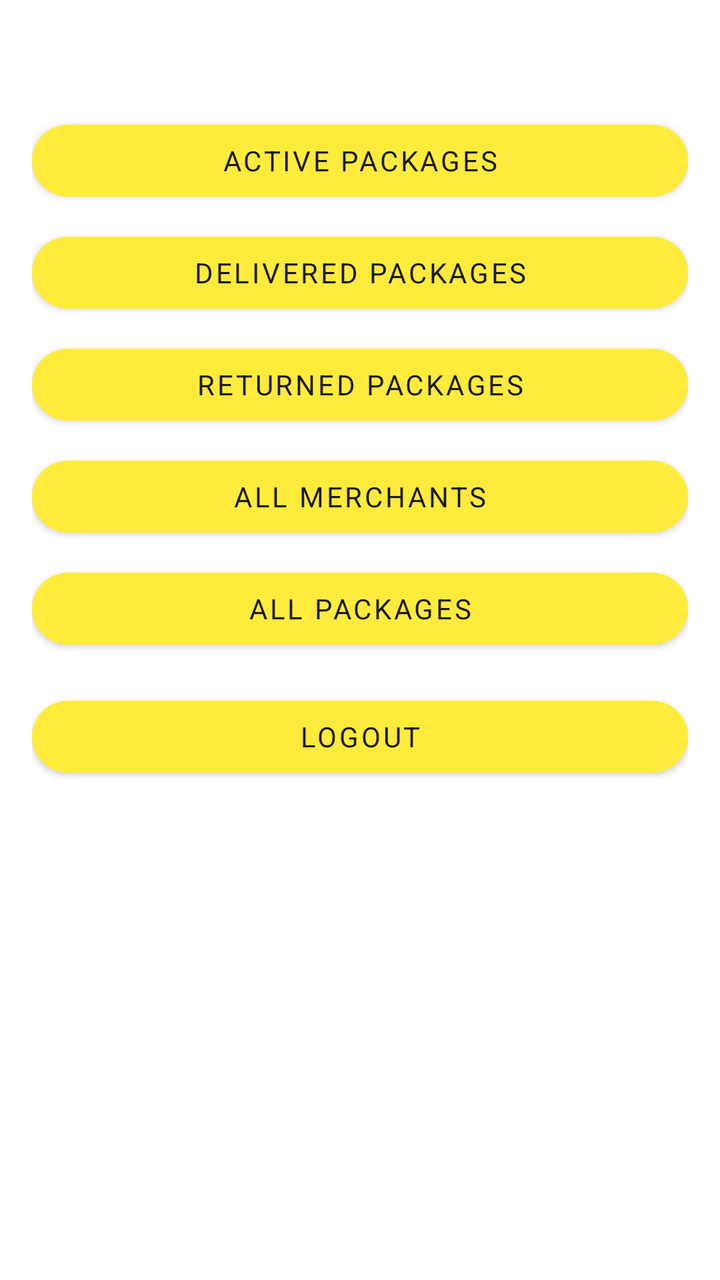
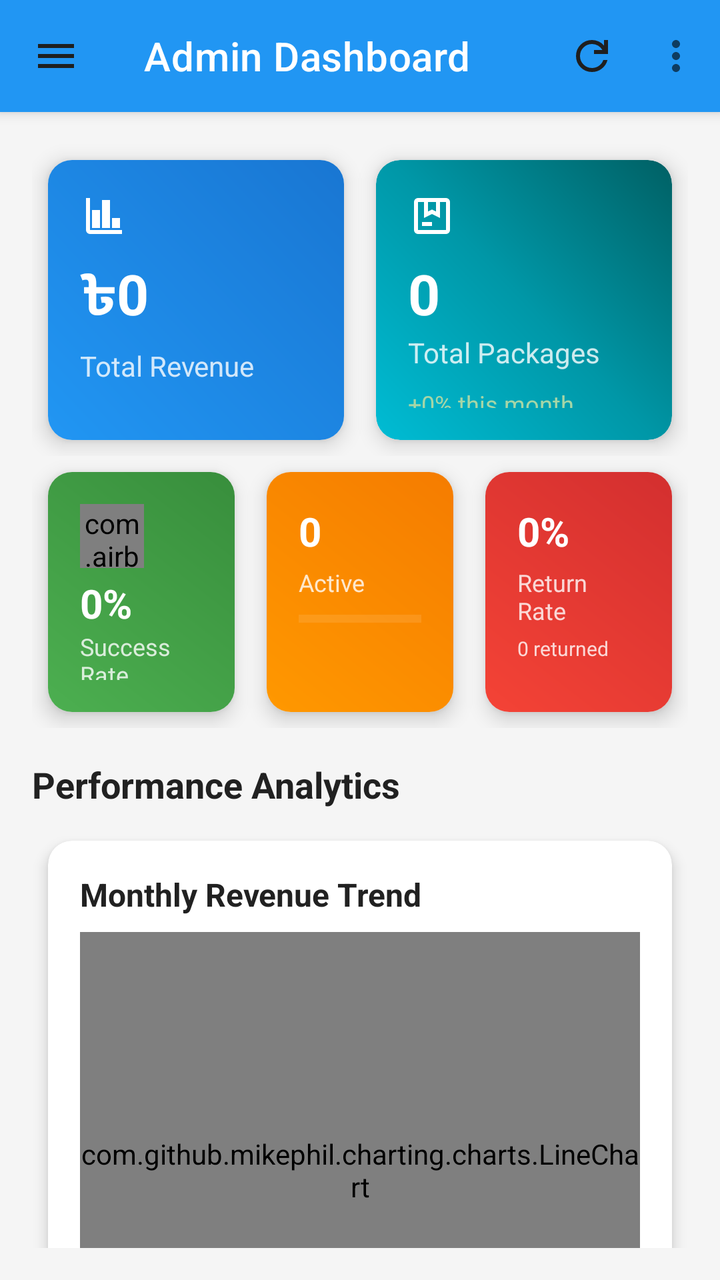

The first picture is an Android layout as it rendered before a commit; the second is the same layout after the commit. The layout source and the unified diff follow.
<!-- AndroidManifest.xml: application theme Theme.A1Logistics -->
<!-- res/layout/activity_admin_dashboard.xml -->
<?xml version="1.0" encoding="utf-8"?>
<LinearLayout xmlns:android="http://schemas.android.com/apk/res/android"
    android:layout_width="match_parent"
    android:layout_height="match_parent"
    android:orientation="vertical"
    android:padding="16dp">

    <TextView
        android:id="@+id/welcomeText"
        android:layout_width="wrap_content"
        android:layout_height="wrap_content"
        android:textSize="18sp"
        android:textStyle="bold"/>

    <Button
        android:id="@+id/activePackagesBtn"
        android:layout_width="match_parent"
        android:layout_height="wrap_content"
        android:layout_marginTop="16dp"
        android:text="Active Packages"/>

    <Button
        android:id="@+id/deliveredPackagesBtn"
        android:layout_width="match_parent"
        android:layout_height="wrap_content"
        android:layout_marginTop="8dp"
        android:text="Delivered Packages"/>

    <Button
        android:id="@+id/returnedPackagesBtn"
        android:layout_width="match_parent"
        android:layout_height="wrap_content"
        android:layout_marginTop="8dp"
        android:text="Returned Packages"/>

    <Button
        android:id="@+id/allMerchantsBtn"
        android:layout_width="match_parent"
        android:layout_height="wrap_content"
        android:layout_marginTop="8dp"
        android:text="All Merchants"/>

    <Button
        android:id="@+id/allPackagesBtn"
        android:layout_width="match_parent"
        android:layout_height="wrap_content"
        android:layout_marginTop="8dp"
        android:text="All Packages"/>

    <Button
        android:id="@+id/logoutButton"
        android:layout_width="match_parent"
        android:layout_height="wrap_content"
        android:layout_marginTop="16dp"
        android:text="Logout"/>
</LinearLayout>
<!-- resources referenced by this layout -->
<resources>
  <!-- unchanged entries left out for length: 8 -->
</resources>

<!-- the commit's change to res/layout/activity_admin_dashboard.xml (unified diff, before → after) -->
@@ -1,56 +1,503 @@
+<?xml version="1.0" encoding="utf-8"?>
+<androidx.drawerlayout.widget.DrawerLayout xmlns:android="http://schemas.android.com/apk/res/android"
+    xmlns:app="http://schemas.android.com/apk/res-auto"
+    android:id="@+id/drawerLayout"
+    android:layout_width="match_parent"
+    android:layout_height="match_parent"
+    android:fitsSystemWindows="true">
+
+    
+    <LinearLayout
+        android:layout_width="match_parent"
+        android:layout_height="match_parent"
+        android:orientation="vertical"
+        android:background="@color/background">
+
+        
+        <com.google.android.material.appbar.MaterialToolbar
+            android:id="@+id/toolbar"
+            android:layout_width="match_parent"
+            android:layout_height="?attr/actionBarSize"
+            android:background="@color/primary_color"
+            app:title="Admin Dashboard"
+            app:menu="@menu/admin_menu"
+            app:navigationIcon="@drawable/ic_menu"
+            android:elevation="4dp"
+            app:titleTextColor="@color/white"/>
+
+        
+        <androidx.core.widget.NestedScrollView
+            android:layout_width="match_parent"
+            android:layout_height="match_parent"
+            android:padding="16dp">
+
+            <LinearLayout
+                android:layout_width="match_parent"
+                android:layout_height="wrap_content"
+                android:orientation="vertical">
+
+                
+                <LinearLayout
+                    android:layout_width="match_parent"
+                    android:layout_height="wrap_content"
+                    android:orientation="horizontal"
+                    android:weightSum="2">
+
+                    
+                    <androidx.cardview.widget.CardView
+                        android:layout_width="0dp"
+                        android:layout_height="140dp"
+                        android:layout_weight="1"
+                        android:layout_margin="8dp"
+                        app:cardCornerRadius="12dp"
+                        app:cardElevation="6dp"
+                        android:foreground="?android:attr/selectableItemBackground">
+
+                        <LinearLayout
+                            android:layout_width="match_parent"
+                            android:layout_height="match_parent"
+                            android:orientation="vertical"
+                            android:padding="16dp"
+                            android:background="@drawable/card_gradient_blue">
+
+                            <ImageView
+                                android:layout_width="24dp"
+                                android:layout_height="24dp"
+                                android:src="@drawable/ic_revenue"
+                                app:tint="@color/white"/>
+
+                            <TextView
+                                android:id="@+id/totalRevenueText"
+                                android:layout_width="wrap_content"
+                                android:layout_height="wrap_content"
+                                android:text="৳0"
+                                android:textSize="28sp"
+                                android:textStyle="bold"
+                                android:textColor="@android:color/white"
+                                android:layout_marginTop="8dp"/>
+
+                            <TextView
+                                android:layout_width="wrap_content"
+                                android:layout_height="wrap_content"
+                                android:text="Total Revenue"
+                                android:textColor="#CCFFFFFF"
+                                android:textSize="14sp"
+                                android:layout_marginTop="4dp"/>
+
+                            <TextView
+                                android:id="@+id/revenueGrowthText"
+                                android:layout_width="wrap_content"
+                                android:layout_height="wrap_content"
+                                android:text="+0% this month"
+                                android:textColor="#A5D6A7"
+                                android:textSize="12sp"
+                                android:layout_marginTop="8dp"/>
+
+                        </LinearLayout>
+                    </androidx.cardview.widget.CardView>
+
+                    
+                    <androidx.cardview.widget.CardView
+                        android:layout_width="0dp"
+                        android:layout_height="140dp"
+                        android:layout_weight="1"
+                        android:layout_margin="8dp"
+                        app:cardCornerRadius="12dp"
+                        app:cardElevation="6dp"
+                        android:foreground="?android:attr/selectableItemBackground">
+
+                        <LinearLayout
+                            android:layout_width="match_parent"
+                            android:layout_height="match_parent"
+                            android:orientation="vertical"
+                            android:padding="16dp"
+                            android:background="@drawable/card_gradient_primary">
+
+                            <ImageView
+                                android:layout_width="24dp"
+                                android:layout_height="24dp"
+                                android:src="@drawable/ic_package"
+                                app:tint="@color/white"/>
+
+                            <TextView
+                                android:id="@+id/totalPackagesText"
+                                android:layout_width="wrap_content"
+                                android:layout_height="wrap_content"
+                                android:text="0"
+                                android:textSize="28sp"
+                                android:textStyle="bold"
+                                android:textColor="@android:color/white"
+                                android:layout_marginTop="8dp"/>
+
+                            <TextView
+                                android:layout_width="wrap_content"
+                                android:layout_height="wrap_content"
+                                android:text="Total Packages"
+                                android:textColor="#CCFFFFFF"
+                                android:textSize="14sp"
+                                android:layout_marginTop="4px"/>
+
+                            <TextView
+                                android:id="@+id/packagesGrowthText"
+                                android:layout_width="wrap_content"
+                                android:layout_height="wrap_content"
+                                android:text="+0% this month"
+                                android:textColor="#A5D6A7"
+                                android:textSize="12sp"
+                                android:layout_marginTop="8dp"/>
+
+                        </LinearLayout>
+                    </androidx.cardview.widget.CardView>
+                </LinearLayout>
+
+                
+                <LinearLayout
+                    android:layout_width="match_parent"
+                    android:layout_height="wrap_content"
+                    android:orientation="horizontal"
+                    android:weightSum="3">
+
+                    
+                    <androidx.cardview.widget.CardView
+                        android:layout_width="0dp"
+                        android:layout_height="120dp"
+                        android:layout_weight="1"
+                        android:layout_margin="8dp"
+                        app:cardCornerRadius="12dp"
+                        app:cardElevation="6dp">
+
+                        <LinearLayout
+                            android:layout_width="match_parent"
+                            android:layout_height="match_parent"
+                            android:orientation="vertical"
+                            android:padding="16dp"
+                            android:background="@drawable/card_gradient_green">
+
+                            <com.airbnb.lottie.LottieAnimationView
+                                android:id="@+id/successRateAnimation"
+                                android:layout_width="32dp"
+                                android:layout_height="32dp"
+                                app:lottie_rawRes="@raw/delivery_truck"
+                                app:lottie_autoPlay="true"
+                                app:lottie_loop="true"/>
+
+                            <TextView
+                                android:id="@+id/successRateText"
+                                android:layout_width="wrap_content"
+                                android:layout_height="wrap_content"
+                                android:text="0%"
+                                android:textSize="20sp"
+                                android:textStyle="bold"
+                                android:textColor="@android:color/white"
+                                android:layout_marginTop="4dp"/>
+
+                            <TextView
+                                android:layout_width="wrap_content"
+                                android:layout_height="wrap_content"
+                                android:text="Success Rate"
+                                android:textColor="#CCFFFFFF"
+                                android:textSize="12sp"/>
+
+                        </LinearLayout>
+                    </androidx.cardview.widget.CardView>
+
+                    
+                    <androidx.cardview.widget.CardView
+                        android:layout_width="0dp"
+                        android:layout_height="120dp"
+                        android:layout_weight="1"
+                        android:layout_margin="8dp"
+                        app:cardCornerRadius="12dp"
+                        app:cardElevation="6dp">
+
+                        <LinearLayout
+                            android:layout_width="match_parent"
+                            android:layout_height="match_parent"
+                            android:orientation="vertical"
+                            android:padding="16dp"
+                            android:background="@drawable/card_gradient_orange">
+
+                            <TextView
+                                android:id="@+id/activePackagesCount"
+                                android:layout_width="wrap_content"
+                                android:layout_height="wrap_content"
+                                android:text="0"
+                                android:textSize="20sp"
+                                android:textStyle="bold"
+                                android:textColor="@android:color/white"/>
+
+                            <TextView
+                                android:layout_width="wrap_content"
+                                android:layout_height="wrap_content"
+                                android:text="Active"
+                                android:textColor="#CCFFFFFF"
+                                android:textSize="12sp"
+                                android:layout_marginTop="4dp"/>
+
+                            <ProgressBar
+                                android:id="@+id/activeProgressBar"
+                                style="?android:attr/progressBarStyleHorizontal"
+                                android:layout_width="match_parent"
+                                android:layout_height="4dp"
+                                android:layout_marginTop="8dp"
+                                android:progress="0"
+                                android:progressTint="@android:color/white"
+                                android:progressBackgroundTint="#66FFFFFF"/>
+
+                        </LinearLayout>
+                    </androidx.cardview.widget.CardView>
+
+                    
+                    <androidx.cardview.widget.CardView
+                        android:layout_width="0dp"
+                        android:layout_height="120dp"
+                        android:layout_weight="1"
+                        android:layout_margin="8dp"
+                        app:cardCornerRadius="12dp"
+                        app:cardElevation="6dp">
+
+                        <LinearLayout
+                            android:layout_width="match_parent"
+                            android:layout_height="match_parent"
+                            android:orientation="vertical"
+                            android:padding="16dp"
+                            android:background="@drawable/card_gradient_red">
+
+                            <TextView
+                                android:id="@+id/returnRateText"
+                                android:layout_width="wrap_content"
+                                android:layout_height="wrap_content"
+                                android:text="0%"
+                                android:textSize="20sp"
+                                android:textStyle="bold"
+                                android:textColor="@android:color/white"/>
+
+                            <TextView
+                                android:layout_width="wrap_content"
+                                android:layout_height="wrap_content"
+                                android:text="Return Rate"
+                                android:textColor="#CCFFFFFF"
+                                android:textSize="12sp"
+                                android:layout_marginTop="4dp"/>
+
+                            <TextView
+                                android:id="@+id/returnedPackagesCount"
+                                android:layout_width="wrap_content"
+                                android:layout_height="wrap_content"
+                                android:text="0 returned"
+                                android:textColor="#CCFFFFFF"
+                                android:textSize="10sp"
+                                android:layout_marginTop="4dp"/>
+
+                        </LinearLayout>
+                    </androidx.cardview.widget.CardView>
+                </LinearLayout>
+
+                
+                <TextView
+                    android:layout_width="match_parent"
+                    android:layout_height="wrap_content"
+                    android:text="Performance Analytics"
+                    android:textSize="18sp"
+                    android:textStyle="bold"
+                    android:textColor="@color/text_primary"
+                    android:layout_marginTop="16dp"
+                    android:layout_marginBottom="8dp"/>
+
+                
+                <androidx.cardview.widget.CardView
+                    android:layout_width="match_parent"
+                    android:layout_height="300dp"
+                    android:layout_margin="8dp"
+                    app:cardCornerRadius="12dp"
+                    app:cardElevation="4dp">
+
+                    <LinearLayout
+                        android:layout_width="match_parent"
+                        android:layout_height="match_parent"
+                        android:orientation="vertical"
+                        android:padding="16dp">
+
+                        <TextView
+                            android:layout_width="match_parent"
+                            android:layout_height="wrap_content"
+                            android:text="Monthly Revenue Trend"
+                            android:textSize="16sp"
+                            android:textStyle="bold"
+                            android:textColor="@color/text_primary"/>
+
+                        <com.github.mikephil.charting.charts.LineChart
+                            android:id="@+id/revenueChart"
+                            android:layout_width="match_parent"
+                            android:layout_height="0dp"
+                            android:layout_weight="1"
+                            android:layout_marginTop="8dp"/>
+
+                    </LinearLayout>
+                </androidx.cardview.widget.CardView>
+
+                
+                <androidx.cardview.widget.CardView
+                    android:layout_width="match_parent"
+                    android:layout_height="300dp"
+                    android:layout_margin="8dp"
+                    app:cardCornerRadius="12dp"
+                    app:cardElevation="4dp">
+
+                    <LinearLayout
+                        android:layout_width="match_parent"
+                        android:layout_height="match_parent"
+                        android:orientation="vertical"
+                        android:padding="16dp">
+
+                        <TextView
+                            android:layout_width="match_parent"
+                            android:layout_height="wrap_content"
+                            android:text="Package Status Distribution"
+                            android:textSize="16sp"
+                            android:textStyle="bold"
+                            android:textColor="@color/text_primary"/>
+
+                        <com.github.mikephil.charting.charts.PieChart
+                            android:id="@+id/packageDistributionChart"
+                            android:layout_width="match_parent"
+                            android:layout_height="0dp"
+                            android:layout_weight="1"
+                            android:layout_marginTop="8dp"/>
+
+                    </LinearLayout>
+                </androidx.cardview.widget.CardView>
+
+                
+                <LinearLayout
+                    android:layout_width="match_parent"
+                    android:layout_height="wrap_content"
+                    android:orientation="horizontal"
+                    android:weightSum="2"
+                    android:layout_marginTop="16dp">
+
+                    <androidx.cardview.widget.CardView
+                        android:layout_width="0dp"
+                        android:layout_height="120dp"
+                        android:layout_weight="1"
+                        android:layout_margin="8dp"
+                        app:cardCornerRadius="12dp"
+                        app:cardElevation="4dp">
+
+                        <LinearLayout
+                            android:layout_width="match_parent"
+                            android:layout_height="match_parent"
+                            android:orientation="vertical"
+                            android:gravity="center"
+                            android:padding="16dp">
+
+                            <TextView
+                                android:id="@+id/deliveredPackagesCount"
+                                android:layout_width="wrap_content"
+                                android:layout_height="wrap_content"
+                                android:text="0"
+                                android:textSize="24sp"
+                                android:textStyle="bold"
+                                android:textColor="@color/success_color"/>
+
+                            <TextView
+                                android:layout_width="wrap_content"
+                                android:layout_height="wrap_content"
+                                android:text="Delivered"
+                                android:textSize="14sp"
+                                android:textColor="@color/text_secondary"
+                                android:layout_marginTop="4dp"/>
+
+                        </LinearLayout>
+                    </androidx.cardview.widget.CardView>
+
+                    <androidx.cardview.widget.CardView
+                        android:layout_width="0dp"
+                        android:layout_height="120dp"
+                        android:layout_weight="1"
+                        android:layout_margin="8dp"
+                        app:cardCornerRadius="12dp"
+                        app:cardElevation="4dp">
+
+                        <LinearLayout
+                            android:layout_width="match_parent"
+                            android:layout_height="match_parent"
+                            android:orientation="vertical"
+                            android:gravity="center"
+                            android:padding="16dp">
+
+                            <TextView
+                                android:id="@+id/totalMerchantsText"
+                                android:layout_width="wrap_content"
+                                android:layout_height="wrap_content"
+                                android:text="0"
+                                android:textSize="24sp"
+                                android:textStyle="bold"
+                                android:textColor="@color/primary_color"/>
+
+                            <TextView
+                                android:layout_width="wrap_content"
+                                android:layout_height="wrap_content"
+                                android:text="Merchants"
+                                android:textSize="14sp"
+                                android:textColor="@color/text_secondary"
+                                android:layout_marginTop="4dp"/>
+
+                        </LinearLayout>
+                    </androidx.cardview.widget.CardView>
+                </LinearLayout>
+
+            </LinearLayout>
+        </androidx.core.widget.NestedScrollView>
+    </LinearLayout>
+
+    
+    <com.google.android.material.navigation.NavigationView
+        android:id="@+id/navigationView"
+        android:layout_width="wrap_content"
+        android:layout_height="match_parent"
+        android:layout_gravity="start"
+        app:headerLayout="@layout/nav_header"
+        app:menu="@menu/nav_menu"
+        android:background="@android:color/white"
+        app:itemIconTint="@color/nav_item_color"
+        app:itemTextColor="@color/nav_item_color"/>
+
+</androidx.drawerlayout.widget.DrawerLayout>
+<!-- res/layout/nav_header.xml (included above) -->
 <?xml version="1.0" encoding="utf-8"?>
 <LinearLayout xmlns:android="http://schemas.android.com/apk/res/android"
     android:layout_width="match_parent"
-    android:layout_height="match_parent"
+    android:layout_height="180dp"
+    android:background="@drawable/nav_header_gradient_merchant"
+    android:gravity="bottom"
     android:orientation="vertical"
-    android:padding="16dp">
+    android:padding="16dp"
+    android:theme="@style/ThemeOverlay.AppCompat.Dark">
+
+    <ImageView
+        android:id="@+id/imageView"
+        android:layout_width="64dp"
+        android:layout_height="64dp"
+        android:src="@drawable/ic_admin"
+        android:contentDescription="Admin"
+        android:layout_marginBottom="8dp"/>
 
     <TextView
-        android:id="@+id/welcomeText"
-        android:layout_width="wrap_content"
+        android:id="@+id/username"
+        android:layout_width="match_parent"
         android:layout_height="wrap_content"
+        android:text="Admin User"
+        android:textColor="@android:color/white"
         android:textSize="18sp"
         android:textStyle="bold"/>
 
-    <Button
-        android:id="@+id/activePackagesBtn"
+    <TextView
+        android:id="@+id/email"
         android:layout_width="match_parent"
         android:layout_height="wrap_content"
-        android:layout_marginTop="16dp"
-        android:text="Active Packages"/>
-
-    <Button
-        android:id="@+id/deliveredPackagesBtn"
-        android:layout_width="match_parent"
-        android:layout_height="wrap_content"
-        android:layout_marginTop="8dp"
-        android:text="Delivered Packages"/>
-
-    <Button
-        android:id="@+id/returnedPackagesBtn"
-        android:layout_width="match_parent"
-        android:layout_height="wrap_content"
-        android:layout_marginTop="8dp"
-        android:text="Returned Packages"/>
-
-    <Button
-        android:id="@+id/allMerchantsBtn"
-        android:layout_width="match_parent"
-        android:layout_height="wrap_content"
-        android:layout_marginTop="8dp"
-        android:text="All Merchants"/>
-
-    <Button
-        android:id="@+id/allPackagesBtn"
-        android:layout_width="match_parent"
-        android:layout_height="wrap_content"
-        android:layout_marginTop="8dp"
-        android:text="All Packages"/>
-
-    <Button
-        android:id="@+id/logoutButton"
-        android:layout_width="match_parent"
-        android:layout_height="wrap_content"
-        android:layout_marginTop="16dp"
-        android:text="Logout"/>
+        android:text="admin@1logistics.site"
+        android:textColor="#CCFFFFFF"
+        android:textSize="14sp"/>
+
 </LinearLayout>
<!-- resource entries referenced after the edit -->
@@ -1,5 +1,107 @@
 <!-- resources referenced by this layout -->
 <resources>
+  <color name="background">#F5F5F5</color>
+  <color name="nav_item_color">#333333</color>
+  <color name="primary_color">#2196F3</color>
+  <color name="success_color">#4CAF50</color>
+  <color name="text_primary">#212121</color>
+  <color name="text_secondary">#757575</color>
+  <color name="white">#FFFFFF</color>
+  <!-- drawable card_gradient_blue (drawable) -->
+  <?xml version="1.0" encoding="utf-8"?>
+  <shape xmlns:android="http://schemas.android.com/apk/res/android">
+      <gradient
+          android:startColor="#2196F3"
+          android:endColor="#1976D2"
+          android:angle="45"/>
+      <corners android:radius="8dp"/>
+  </shape>
+  <!-- drawable card_gradient_green (drawable) -->
+  <?xml version="1.0" encoding="utf-8"?>
+  <shape xmlns:android="http://schemas.android.com/apk/res/android">
+      <gradient
+          android:startColor="#4CAF50"
+          android:endColor="#388E3C"
+          android:angle="45"/>
+      <corners android:radius="8dp"/>
+  </shape>
+  <!-- drawable card_gradient_orange (drawable) -->
+  <?xml version="1.0" encoding="utf-8"?>
+  <shape xmlns:android="http://schemas.android.com/apk/res/android">
+      <gradient
+          android:startColor="#FF9800"
+          android:endColor="#F57C00"
+          android:angle="45"/>
+      <corners android:radius="8dp"/>
+  </shape>
+  <!-- drawable card_gradient_primary (drawable) -->
+  <?xml version="1.0" encoding="utf-8"?>
+  <shape xmlns:android="http://schemas.android.com/apk/res/android">
+      <gradient
+          android:startColor="#00BCD4"
+          android:centerColor="#0097A7"
+          android:endColor="#006064"
+          android:angle="45"/>
+      <corners android:radius="12dp"/>
+  </shape>
+  <!-- drawable card_gradient_red (drawable) -->
+  <?xml version="1.0" encoding="utf-8"?>
+  <shape xmlns:android="http://schemas.android.com/apk/res/android">
+      <gradient
+          android:startColor="#F44336"
+          android:endColor="#D32F2F"
+          android:angle="45"/>
+      <corners android:radius="8dp"/>
+  </shape>
+  <!-- drawable ic_admin (drawable) -->
+  <vector xmlns:android="http://schemas.android.com/apk/res/android"
+      android:width="24dp"
+      android:height="24dp"
+      android:viewportWidth="960"
+      android:viewportHeight="960">
+    <path
+        android:pathData="M680,680q25,0 42.5,-17.5T740,620q0,-25 -17.5,-42.5T680,560q-25,0 -42.5,17.5T620,620q0,25 17.5,42.5T680,680ZM680,800q31,0 57,-14.5t42,-38.5q-22,-13 -47,-20t-52,-7q-27,0 -52,7t-47,20q16,24 42,38.5t57,14.5ZM480,880q-139,-35 -229.5,-159.5T160,444v-244l320,-120 320,120v227q-19,-8 -39,-14.5t-41,-9.5v-147l-240,-90 -240,90v188q0,47 12.5,94t35,89.5Q310,670 342,706t71,60q11,32 29,61t41,52q-1,0 -1.5,0.5t-1.5,0.5ZM680,880q-83,0 -141.5,-58.5T480,680q0,-83 58.5,-141.5T680,480q83,0 141.5,58.5T880,680q0,83 -58.5,141.5T680,880ZM480,466Z"
+        android:fillColor="#1f1f1f"/>
+  </vector>
+  <!-- drawable ic_menu (drawable) -->
+  <vector xmlns:android="http://schemas.android.com/apk/res/android"
+      android:width="24dp"
+      android:height="24dp"
+      android:viewportWidth="960"
+      android:viewportHeight="960">
+    <path
+        android:pathData="M120,720v-80h720v80L120,720ZM120,520v-80h720v80L120,520ZM120,320v-80h720v80L120,320Z"
+        android:fillColor="#1f1f1f"/>
+  </vector>
+  <!-- drawable ic_package (drawable) -->
+  <vector xmlns:android="http://schemas.android.com/apk/res/android"
+      android:width="24dp"
+      android:height="24dp"
+      android:viewportWidth="960"
+      android:viewportHeight="960">
+    <path
+        android:pathData="m400,390 l80,-40 80,40v-190L400,200v190ZM280,680v-80h200v80L280,680ZM200,840q-33,0 -56.5,-23.5T120,760v-560q0,-33 23.5,-56.5T200,120h560q33,0 56.5,23.5T840,200v560q0,33 -23.5,56.5T760,840L200,840ZM200,200v560,-560ZM200,760h560v-560L640,200v320l-160,-80 -160,80v-320L200,200v560Z"
+        android:fillColor="#1f1f1f"/>
+  </vector>
+  <!-- drawable ic_revenue (drawable) -->
+  <vector xmlns:android="http://schemas.android.com/apk/res/android"
+      android:width="24dp"
+      android:height="24dp"
+      android:viewportWidth="960"
+      android:viewportHeight="960">
+    <path
+        android:pathData="M200,840q-33,0 -56.5,-23.5T120,760v-640h80v640h640v80L200,840ZM240,720v-360h160v360L240,720ZM440,720v-560h160v560L440,720ZM640,720v-200h160v200L640,720Z"
+        android:fillColor="#1f1f1f"/>
+  </vector>
+  <!-- drawable nav_header_gradient_merchant (drawable) -->
+  <?xml version="1.0" encoding="utf-8"?>
+  <shape xmlns:android="http://schemas.android.com/apk/res/android">
+      <gradient
+          android:startColor="#FFD54F"
+          android:centerColor="#FFB300"
+          android:endColor="#FF8F00"
+          android:angle="135"/>
+  </shape>
   <!-- unchanged entries left out for length: 8 -->
 </resources>
 
